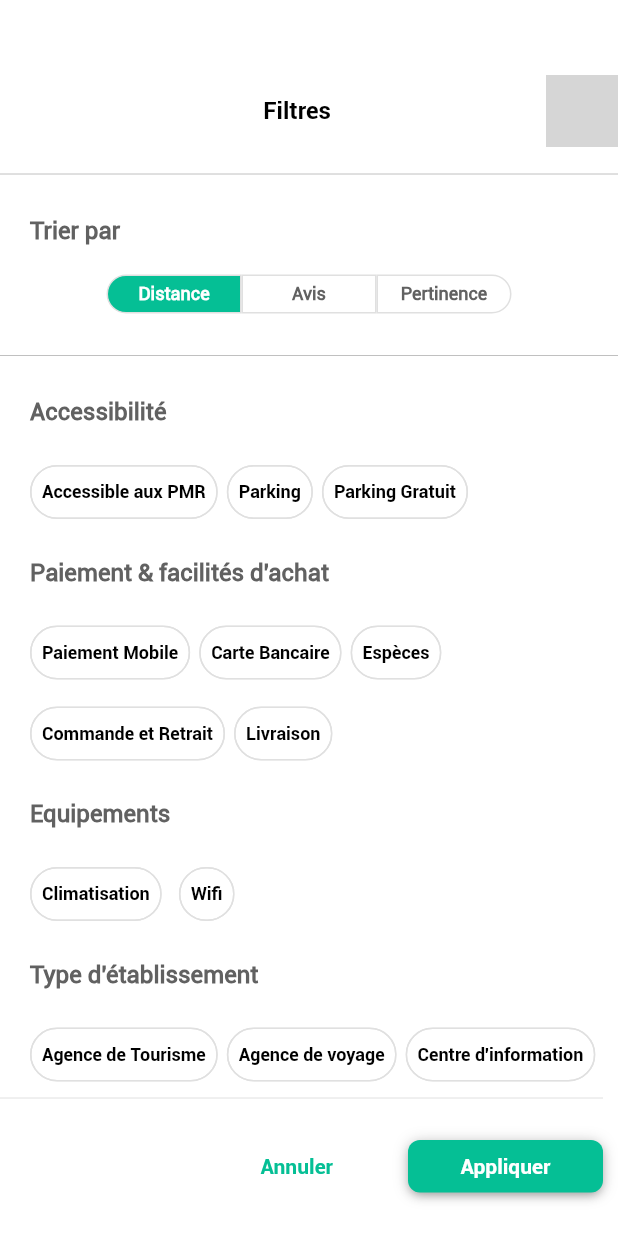
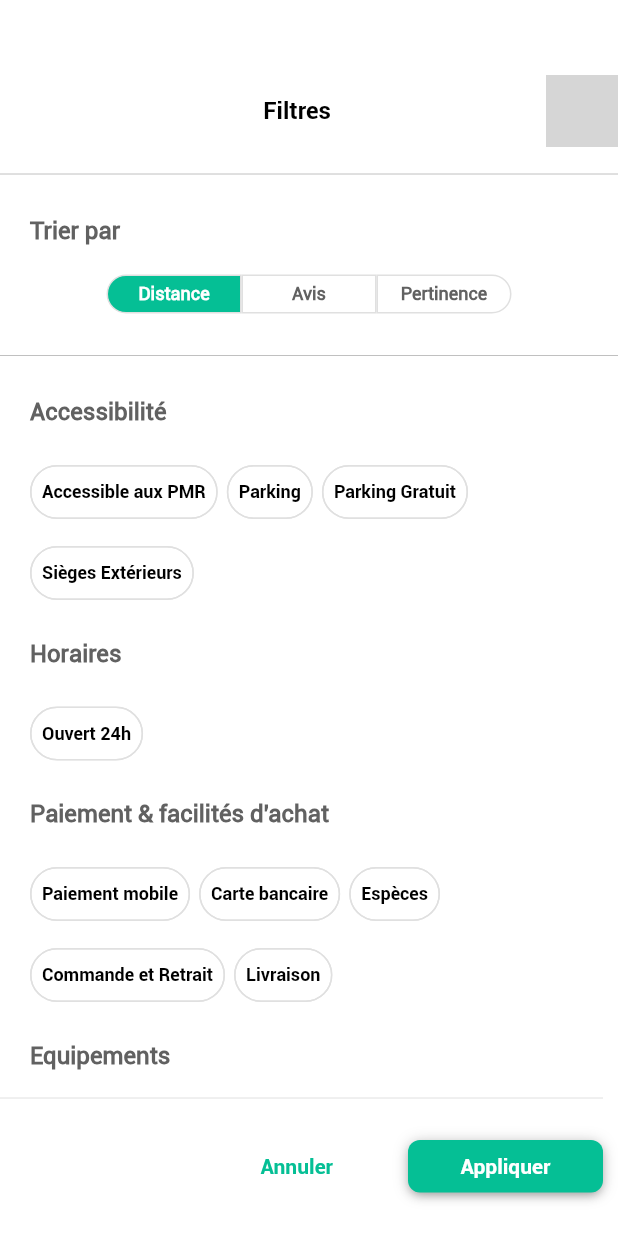
Before and after one commit to Position-Platform/mobile, a Flutter app: the FiltersPage screen opened directly with empty values, on a phone screen of 412 x 824 dp. Run offline on Flutter 3.47's test engine with Material 2 defaults, Android fonts, the phone set to English and light mode, and no system bars; our stand-ins replace carousel_slider, chopper, dropdown_button2, equatable, firebase_core, firebase_crashlytics and 18 more; missing offline and left inert: expandable_bottom_sheet, flutter_login_facebook, flutter_statusbarcolor_ns, mapbox_gl, time_interval_picker, turf; accounts and stored records are empty; generated files the repository leaves out were written again; project files that could hold a hidden picture were left out; grey boxes are pictures that could not be loaded.

Commit message:
fix app bug

```diff
--- a/lib/src/modules/auth/blocs/auth/auth_bloc.dart
+++ b/lib/src/modules/auth/blocs/auth/auth_bloc.dart
@@ -93,7 +93,7 @@
     Emitter<AuthState> emit,
   ) async {
     final token = await sharedPreferencesHelper!.getToken();
-    authRepository!.logout(token!);
+    await authRepository!.logout(token!);
     await sharedPreferencesHelper!.deleteToken();
     return emit(AuthFailure());
   }
--- a/lib/src/modules/map/submodules/filters/views/filterpage.dart
+++ b/lib/src/modules/map/submodules/filters/views/filterpage.dart
@@ -36,16 +36,17 @@ class _FiltersPageState extends State<FiltersPage> {
   List<String>? commoditesGroupe1 = [
     "Accessible aux PMR",
     "Parking",
-    "Parking Gratuit"
+    "Parking Gratuit",
+    "Sièges Extérieurs"
   ];
   List<String>? commoditesGroupe2 = [
-    "Paiement Mobile",
-    "Carte Bancaire",
+    "Paiement mobile",
+    "Carte bancaire",
     "Espèces",
     "Commande et Retrait",
     "Livraison"
   ];
-  List<String>? commoditesGroupe3 = ["Climatisation", "Wifi"];
+  List<String>? commoditesGroupe3 = ["Air Conditionné", "Wifi"];
   List<String>? commoditesGroupe4 = [
     "Agence de Tourisme",
     "Agence de voyage",
@@ -53,6 +54,7 @@ class _FiltersPageState extends State<FiltersPage> {
     "Hotels",
     "Auberges"
   ];
+  List<String>? commoditesGroupe5 = ["Ouvert 24h"];
 
   @override
   Widget build(BuildContext context) {
@@ -250,6 +252,34 @@ class _FiltersPageState extends State<FiltersPage> {
                       Container(
                         alignment: Alignment.topLeft,
                         margin: const EdgeInsets.only(left: 20),
+                        child: const Text("Horaires",
+                            style: TextStyle(
+                              fontFamily: 'OpenSans',
+                              color: greyColor,
+                              fontSize: 16,
+                              fontWeight: FontWeight.w700,
+                              fontStyle: FontStyle.normal,
+                            )),
+                      ),
+                      const SizedBox(
+                        height: 20,
+                      ),
+                      Container(
+                        alignment: Alignment.topLeft,
+                        margin: const EdgeInsets.only(left: 20),
+                        child: Wrap(
+                          spacing: 6.0,
+                          runSpacing: 6.0,
+                          children: buildCommodites(
+                              commoditesGroupe5!, widget.mapbloc!),
+                        ),
+                      ),
+                      const SizedBox(
+                        height: 20,
+                      ),
+                      Container(
+                        alignment: Alignment.topLeft,
+                        margin: const EdgeInsets.only(left: 20),
                         child: const Text("Paiement & facilités d'achat",
                             style: TextStyle(
                               fontFamily: 'OpenSans',
@@ -329,7 +359,7 @@ class _FiltersPageState extends State<FiltersPage> {
                         ),
                       ),
                       const SizedBox(
-                        height: 20,
+                        height: 100,
                       ),
                     ],
                   )
--- a/lib/src/modules/map/views/map.dart
+++ b/lib/src/modules/map/views/map.dart
@@ -161,11 +161,6 @@ class _MapPageState extends State<MapPage> {
           if (state is EtablissementsLoaded) {
             showList = true;
             etablissements = state.etablissements!;
-            Fluttertoast.showToast(
-                msg: S.of(context).etablissementLoaded,
-                backgroundColor: primaryColor,
-                textColor: whiteColor,
-                toastLength: Toast.LENGTH_SHORT);
           }
           if (state is EtablissementsError) {
             Fluttertoast.showToast(
--- a/lib/src/modules/map/widgets/placebottomsheet.dart
+++ b/lib/src/modules/map/widgets/placebottomsheet.dart
@@ -275,6 +275,7 @@ Widget placeBottomSheet(
 }
 
 List<Widget> buildCommodites(List<String> commodites) {
+  commodites.removeLast();
   List<Widget> items = [];
   for (var i = 0; i < commodites.length; i++) {
     Widget item = Row(
```
Also changed, not shown: lib/src/modules/map/submodules/etablissements/views/etablissementslistpage.dart (+32 -30 lines).
